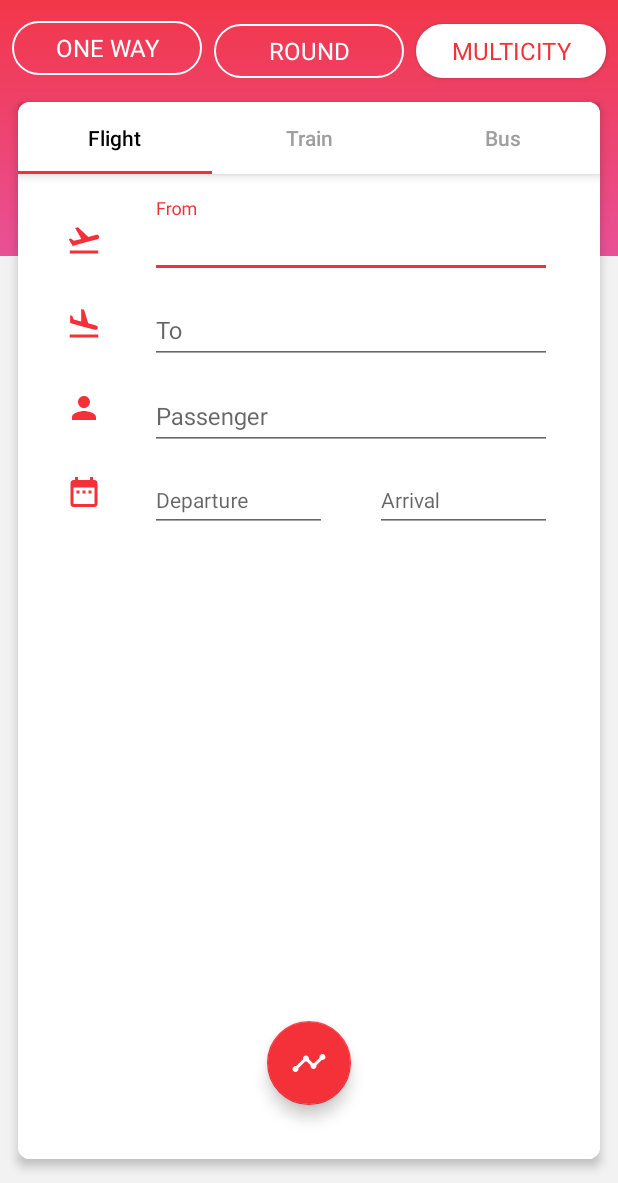
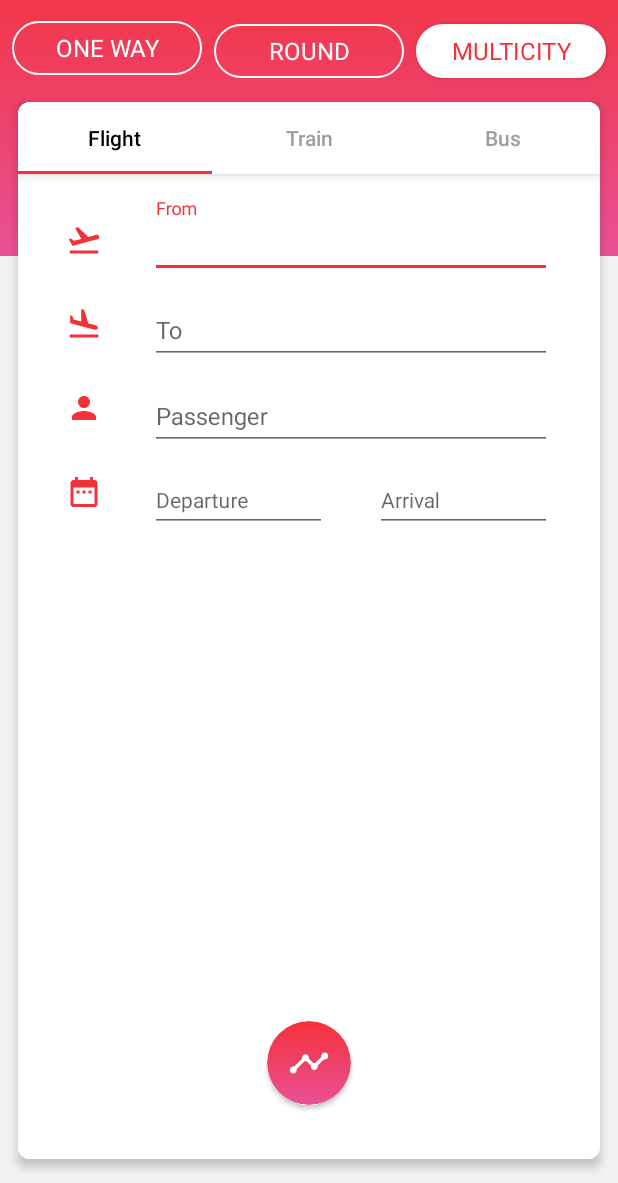
Before and after one commit to nelsonkam/air-asia, an Android app: the screen it shows after launch (MainActivity), on a phone screen of 412 x 824 dp, the part 53-1236 px from its top. Run offline under Robolectric (Android 15) with nearby library versions, the phone set to English and light mode, and no system bars.

Commit message:
Add gradient to Fab

```diff
--- a/app/build.gradle
+++ b/app/build.gradle
@@ -27,6 +27,7 @@ dependencies {
     compile 'com.android.support:appcompat-v7:24.2.1'
     compile 'com.android.support:design:24.2.1'
     compile 'com.android.support:support-v13:24.2.1'
+    compile 'com.android.support:cardview-v7:24.2.1'
     compile 'com.android.support.constraint:constraint-layout:1.0.1'
     compile 'com.android.support:support-v4:24.2.1'
     testCompile 'junit:junit:4.12'
--- /dev/null
+++ b/app/src/main/res/drawable/fab_gradient.xml
@@ -0,0 +1,8 @@
+<?xml version="1.0" encoding="utf-8"?>
+<shape xmlns:android="http://schemas.android.com/apk/res/android">
+    <gradient
+        android:startColor="#F43139"
+        android:endColor="#E95196"
+        android:angle="270"/>
+    <corners android:radius="@dimen/fab_radius"/>
+</shape>
--- a/app/src/main/res/drawable/ic_timeline.xml
+++ b/app/src/main/res/drawable/ic_timeline.xml
@@ -1,6 +1,6 @@
 <vector xmlns:android="http://schemas.android.com/apk/res/android"
-        android:width="24dp"
-        android:height="24dp"
+        android:width="@dimen/fab_radius"
+        android:height="@dimen/fab_radius"
         android:viewportWidth="24.0"
         android:viewportHeight="24.0">
     <path
--- a/app/src/main/res/layout/fragment_flight.xml
+++ b/app/src/main/res/layout/fragment_flight.xml
@@ -116,14 +116,26 @@
             android:layout_width="match_parent"
             android:layout_height="wrap_content" />
     </android.support.design.widget.TextInputLayout>
-    <android.support.design.widget.FloatingActionButton
-        android:layout_width="wrap_content"
-        android:layout_height="wrap_content"
-        android:src="@drawable/ic_timeline"
-        android:background="@drawable/gradient"
+    <android.support.v7.widget.CardView
+        android:id="@+id/timeline_fab"
+        android:layout_width="@dimen/fab_height"
+        android:layout_height="@dimen/fab_height"
+        app:cardCornerRadius="@dimen/fab_radius"
         app:layout_constraintTop_toBottomOf="@id/departure_text_input_layout"
         app:layout_constraintLeft_toLeftOf="parent"
         app:layout_constraintRight_toRightOf="parent"
         app:layout_constraintBottom_toBottomOf="parent"
-        app:layout_constraintVertical_bias="0.9"/>
+        app:layout_constraintVertical_bias="0.9">
+        <ImageView
+            android:scaleType="fitXY"
+            android:src="@drawable/fab_gradient"
+            android:layout_width="match_parent"
+            android:layout_height="match_parent"/>
+        <ImageView
+            android:layout_marginLeft="@dimen/fab_radius_halved"
+            android:layout_marginTop="@dimen/fab_radius_halved"
+            android:src="@drawable/ic_timeline"
+            android:layout_width="wrap_content"
+            android:layout_height="wrap_content" />
+    </android.support.v7.widget.CardView>
 </android.support.constraint.ConstraintLayout>
--- a/app/src/main/res/values/dimens.xml
+++ b/app/src/main/res/values/dimens.xml
@@ -1,4 +1,7 @@
 <?xml version="1.0" encoding="utf-8"?>
 <resources>
     <dimen name="round_btn_height">36dp</dimen>
+    <dimen name="fab_height">56dp</dimen>
+    <dimen name="fab_radius">28dp</dimen>
+    <dimen name="fab_radius_halved">14dp</dimen>
 </resources>
```
Also changed, not shown: app/src/main/java/io/airasia/MulticityFragment.java (added, +30 -0 lines), app/src/main/res/layout/fragment_multicity.xml (added, +13 -0 lines).
